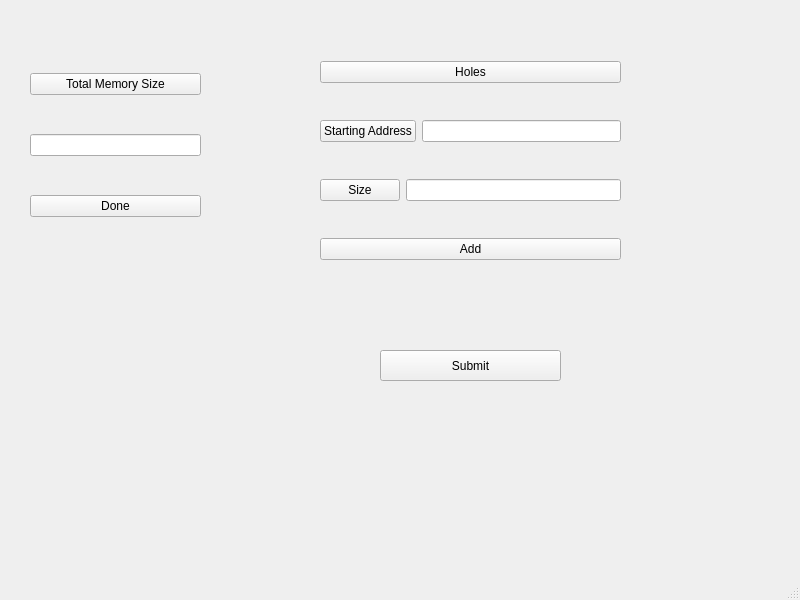
Before: the Qt Designer form mainwindow.ui in DaliaAymanAmeen/Memory-Allocation-Project-using-Segmentation-, drawn with Qt 5.
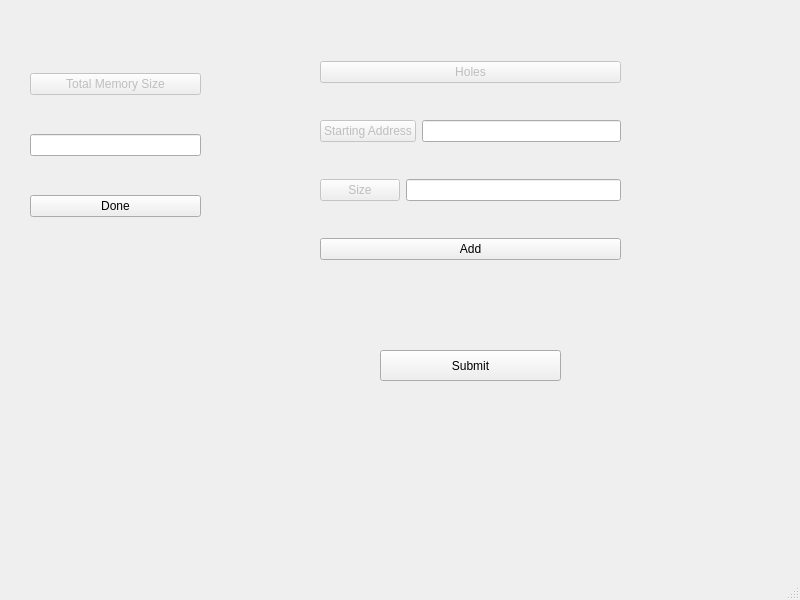
After: the same form once the commit is applied.

```diff
--- a/mainwindow.ui
+++ b/mainwindow.ui
@@ -2,6 +2,9 @@
 <ui version="4.0">
  <class>MainWindow</class>
  <widget class="QMainWindow" name="MainWindow">
+  <property name="enabled">
+   <bool>true</bool>
+  </property>
   <property name="geometry">
    <rect>
     <x>0</x>
@@ -39,6 +42,9 @@
     <layout class="QVBoxLayout" name="verticalLayout">
      <item>
       <widget class="QPushButton" name="pushButton_3">
+       <property name="enabled">
+        <bool>false</bool>
+       </property>
        <property name="text">
         <string>Holes</string>
        </property>
@@ -48,6 +54,9 @@
       <layout class="QHBoxLayout" name="horizontalLayout_2">
        <item>
         <widget class="QPushButton" name="pushButton_6">
+         <property name="enabled">
+          <bool>false</bool>
+         </property>
          <property name="text">
           <string>Starting Address</string>
          </property>
@@ -62,6 +71,9 @@
       <layout class="QHBoxLayout" name="horizontalLayout_3">
        <item>
         <widget class="QPushButton" name="pushButton_7">
+         <property name="enabled">
+          <bool>false</bool>
+         </property>
          <property name="text">
           <string>Size</string>
          </property>
@@ -93,6 +105,9 @@
     <layout class="QVBoxLayout" name="verticalLayout_3">
      <item>
       <widget class="QPushButton" name="pushButton">
+       <property name="enabled">
+        <bool>false</bool>
+       </property>
        <property name="text">
         <string>Total Memory Size</string>
        </property>
```
